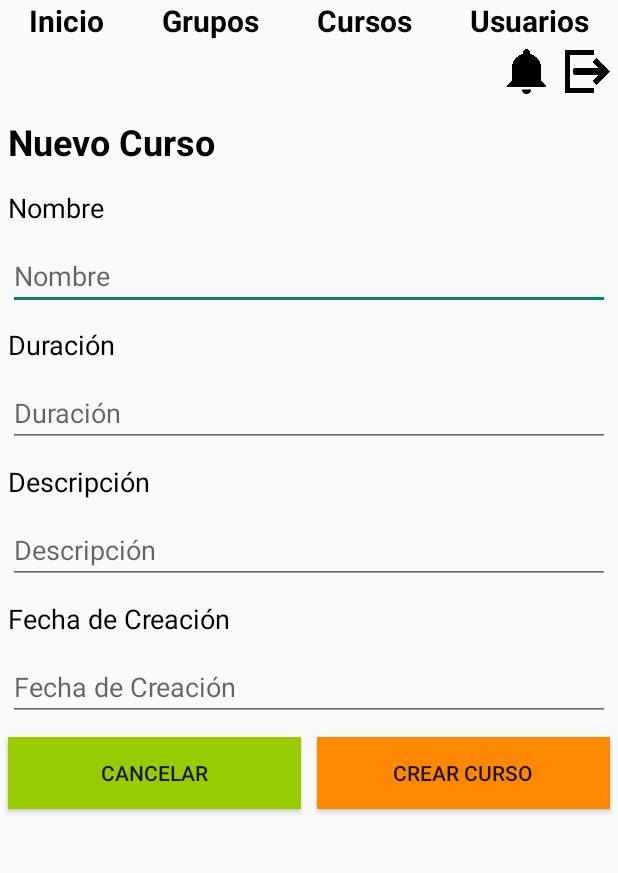
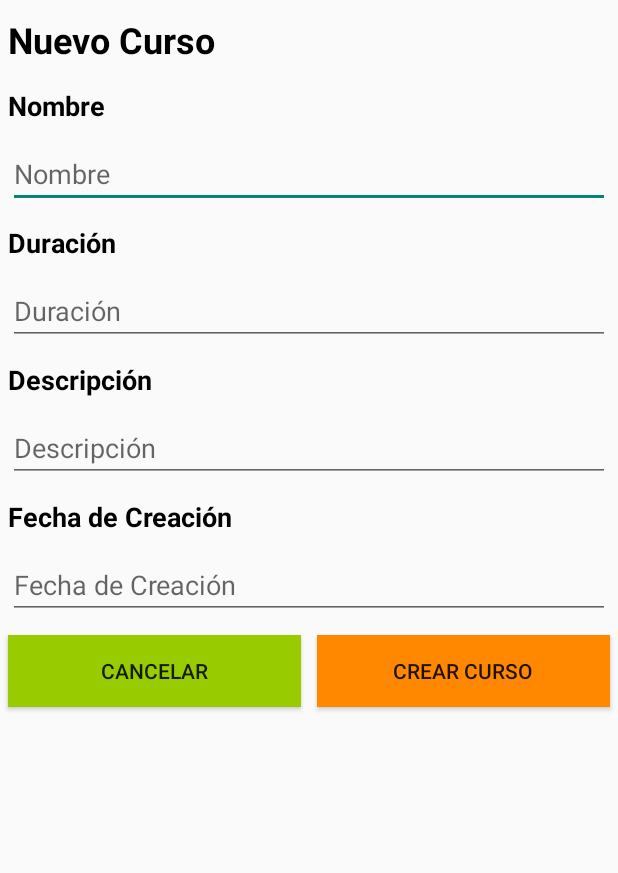
Before and after one commit to rafapaniagua/EquipoMoviles, an Android app: the AddCurso screen opened directly, with no data from a screen before it, on a phone screen of 412 x 824 dp, the part 85-958 px from its top. Run offline under Robolectric (Android 15) with nearby library versions, the phone set to English and light mode, and no system bars; 1 statement that could not run was skipped.

```diff
--- a/Capacitaciones/app/src/main/AndroidManifest.xml
+++ b/Capacitaciones/app/src/main/AndroidManifest.xml
@@ -9,7 +9,8 @@
         android:roundIcon="@mipmap/ic_launcher_round"
         android:supportsRtl="true"
         android:theme="@style/Theme.AppCompat.Light.NoActionBar">
-        <activity android:name=".ListClase"></activity>
+        <activity android:name=".DetalleCurso"></activity>
+        <activity android:name=".ListClase" />
         <activity android:name=".AddClase" />
         <activity android:name=".ListGrupo" />
         <activity android:name=".AddGrupo" />
--- a/Capacitaciones/app/src/main/res/layout/activity_add_clase.xml
+++ b/Capacitaciones/app/src/main/res/layout/activity_add_clase.xml
@@ -117,7 +117,7 @@
     </TableRow>
 
     <TextView
-        android:id="@+id/tv_titulo"
+        android:id="@+id/tv_curso_titulo"
         android:layout_width="match_parent"
         android:layout_height="wrap_content"
         android:layout_marginLeft="5dp"
@@ -235,7 +235,7 @@
                     android:text="@string/clase_btn_cancelar" />
 
                 <Button
-                    android:id="@+id/btn_agregar"
+                    android:id="@+id/btn_curso_agregar"
                     android:layout_width="match_parent"
                     android:layout_height="wrap_content"
                     android:layout_margin="5dp"
--- a/Capacitaciones/app/src/main/res/layout/activity_add_curso.xml
+++ b/Capacitaciones/app/src/main/res/layout/activity_add_curso.xml
@@ -41,83 +41,8 @@
             android:text="@string/menu_nombreU" />
     </TableRow>
 
-    <TableRow
-        android:id="@+id/tr_menu"
-        android:layout_width="match_parent"
-        android:layout_height="wrap_content"
-        android:orientation="horizontal">
-
-        <TextView
-            android:id="@+id/tv_inicio"
-            android:layout_width="wrap_content"
-            android:layout_height="wrap_content"
-            android:layout_weight="1"
-            android:gravity="center"
-            android:text="@string/menu_inicio"
-            android:textColor="@android:color/black"
-            android:textSize="20sp"
-            android:textStyle="bold" />
-
-        <TextView
-            android:id="@+id/tv_grupo"
-            android:layout_width="wrap_content"
-            android:layout_height="wrap_content"
-            android:layout_weight="1"
-            android:gravity="center"
-            android:text="@string/menu_grupo"
-            android:textColor="@android:color/black"
-            android:textSize="20sp"
-            android:textStyle="bold" />
-
-        <TextView
-            android:id="@+id/tv_curso"
-            android:layout_width="wrap_content"
-            android:layout_height="wrap_content"
-            android:layout_weight="1"
-            android:gravity="center"
-            android:text="@string/menu_curso"
-            android:textColor="@android:color/black"
-            android:textSize="20sp"
-            android:textStyle="bold" />
-
-        <TextView
-            android:id="@+id/tv_usuario"
-            android:layout_width="wrap_content"
-            android:layout_height="wrap_content"
-            android:layout_weight="1"
-            android:gravity="center"
-            android:text="@string/menu_usuario"
-            android:textColor="@android:color/black"
-            android:textSize="20sp"
-            android:textStyle="bold" />
-    </TableRow>
-
-    <TableRow
-        android:id="@+id/tr_notificaciones"
-        android:layout_width="match_parent"
-        android:layout_height="wrap_content"
-        android:gravity="right"
-        android:orientation="horizontal">
-
-        <ImageView
-            android:id="@+id/iv_notificacion"
-            android:layout_width="30dp"
-            android:layout_height="30dp"
-            android:layout_margin="5dp"
-            android:contentDescription="@string/vacio"
-            app:srcCompat="@drawable/icono_notificacion" />
-
-        <ImageView
-            android:id="@+id/iv_salir"
-            android:layout_width="30dp"
-            android:layout_height="30dp"
-            android:layout_margin="5dp"
-            android:contentDescription="@string/vacio"
-            app:srcCompat="@drawable/icono_salir" />
-    </TableRow>
-
     <TextView
-        android:id="@+id/tv_titulo"
+        android:id="@+id/tv_curso_titulo"
         android:layout_width="match_parent"
         android:layout_height="wrap_content"
         android:layout_marginLeft="5dp"
@@ -146,7 +71,8 @@
                 android:layout_margin="5dp"
                 android:text="@string/curso_nombre"
                 android:textColor="#000000"
-                android:textSize="18sp" />
+                android:textSize="18sp"
+                android:textStyle="bold" />
 
             <EditText
                 android:id="@+id/et_nombre"
@@ -166,7 +92,8 @@
                 android:layout_margin="5dp"
                 android:text="@string/curso_duracion"
                 android:textColor="#000000"
-                android:textSize="18sp" />
+                android:textSize="18sp"
+                android:textStyle="bold" />
 
             <EditText
                 android:id="@+id/et_duracion"
@@ -186,7 +113,8 @@
                 android:layout_margin="5dp"
                 android:text="@string/curso_descripcion"
                 android:textColor="#000000"
-                android:textSize="18sp" />
+                android:textSize="18sp"
+                android:textStyle="bold" />
 
             <EditText
                 android:id="@+id/et_descripcion"
@@ -206,7 +134,8 @@
                 android:layout_margin="5dp"
                 android:text="@string/curso_fecha"
                 android:textColor="#000000"
-                android:textSize="18sp" />
+                android:textSize="18sp"
+                android:textStyle="bold" />
 
             <EditText
                 android:id="@+id/et_fecha"
@@ -215,7 +144,7 @@
                 android:layout_margin="5dp"
                 android:ems="10"
                 android:hint="@string/curso_fecha"
-                android:inputType="date"
+                android:inputType="text"
                 android:textColor="#000000"
                 android:textSize="18sp" />
 
@@ -231,15 +160,17 @@
                     android:layout_margin="5dp"
                     android:layout_weight="1"
                     android:background="@android:color/holo_green_light"
+                    android:onClick="cancelar"
                     android:text="@string/curso_btn_cancelar" />
 
                 <Button
-                    android:id="@+id/btn_agregar"
+                    android:id="@+id/btn_curso_agregar"
                     android:layout_width="match_parent"
                     android:layout_height="wrap_content"
                     android:layout_margin="5dp"
                     android:layout_weight="1"
                     android:background="@android:color/holo_orange_dark"
+                    android:onClick="agregar"
                     android:text="@string/curso_btn_crear" />
             </TableRow>
         </LinearLayout>
--- a/Capacitaciones/app/src/main/res/layout/activity_add_grupo.xml
+++ b/Capacitaciones/app/src/main/res/layout/activity_add_grupo.xml
@@ -117,7 +117,7 @@
     </TableRow>
 
     <TextView
-        android:id="@+id/tv_titulo"
+        android:id="@+id/tv_curso_titulo"
         android:layout_width="match_parent"
         android:layout_height="wrap_content"
         android:layout_marginLeft="5dp"
@@ -296,7 +296,7 @@
                     android:text="@string/grupo_btn_cancelar" />
 
                 <Button
-                    android:id="@+id/btn_agregar"
+                    android:id="@+id/btn_curso_agregar"
                     android:layout_width="match_parent"
                     android:layout_height="wrap_content"
                     android:layout_margin="5dp"
--- a/Capacitaciones/app/src/main/res/layout/activity_list_clase.xml
+++ b/Capacitaciones/app/src/main/res/layout/activity_list_clase.xml
@@ -210,7 +210,7 @@
                     android:text="@string/clase_list_btnregresar" />
 
                 <Button
-                    android:id="@+id/btn_agregar"
+                    android:id="@+id/btn_curso_agregar"
                     android:layout_width="match_parent"
                     android:layout_height="wrap_content"
                     android:layout_margin="5dp"
--- a/Capacitaciones/app/src/main/res/layout/activity_list_grupo.xml
+++ b/Capacitaciones/app/src/main/res/layout/activity_list_grupo.xml
@@ -227,7 +227,7 @@
                     android:text="@string/grupo_list_btnregresar" />
 
                 <Button
-                    android:id="@+id/btn_agregar"
+                    android:id="@+id/btn_curso_agregar"
                     android:layout_width="match_parent"
                     android:layout_height="wrap_content"
                     android:layout_margin="5dp"
--- a/Capacitaciones/app/src/main/res/layout/activity_registro_usuarios.xml
+++ b/Capacitaciones/app/src/main/res/layout/activity_registro_usuarios.xml
@@ -131,7 +131,7 @@
                 android:text="@string/grupo_btn_cancelar" />
 
             <Button
-                android:id="@+id/btn_agregar"
+                android:id="@+id/btn_curso_agregar"
                 android:layout_width="match_parent"
                 android:layout_height="wrap_content"
                 android:layout_margin="5dp"
--- a/Capacitaciones/app/src/main/res/layout/list_item_clases.xml
+++ b/Capacitaciones/app/src/main/res/layout/list_item_clases.xml
@@ -47,7 +47,7 @@
             android:layout_weight="1">
 
             <ImageView
-                android:id="@+id/iv_ver"
+                android:id="@+id/iv_list_curso_ver"
                 android:layout_width="match_parent"
                 android:layout_height="wrap_content"
                 android:layout_weight="1"
@@ -55,7 +55,7 @@
                 app:srcCompat="@drawable/icono_ver" />
 
             <ImageView
-                android:id="@+id/iv_editar"
+                android:id="@+id/iv_list_curso_editar"
                 android:layout_width="match_parent"
                 android:layout_height="wrap_content"
                 android:layout_weight="1"
@@ -63,7 +63,7 @@
                 app:srcCompat="@drawable/icono_editar" />
 
             <ImageView
-                android:id="@+id/iv_eliminar"
+                android:id="@+id/iv_list_curso_eliminar"
                 android:layout_width="match_parent"
                 android:layout_height="wrap_content"
                 android:layout_weight="1"
--- a/Capacitaciones/app/src/main/res/layout/list_item_grupos.xml
+++ b/Capacitaciones/app/src/main/res/layout/list_item_grupos.xml
@@ -57,7 +57,7 @@
             android:layout_weight="1">
 
             <ImageView
-                android:id="@+id/iv_ver"
+                android:id="@+id/iv_list_curso_ver"
                 android:layout_width="match_parent"
                 android:layout_height="wrap_content"
                 android:layout_weight="1"
@@ -65,7 +65,7 @@
                 app:srcCompat="@drawable/icono_ver" />
 
             <ImageView
-                android:id="@+id/iv_editar"
+                android:id="@+id/iv_list_curso_editar"
                 android:layout_width="match_parent"
                 android:layout_height="wrap_content"
                 android:layout_weight="1"
@@ -73,7 +73,7 @@
                 app:srcCompat="@drawable/icono_editar" />
 
             <ImageView
-                android:id="@+id/iv_eliminar"
+                android:id="@+id/iv_list_curso_eliminar"
                 android:layout_width="match_parent"
                 android:layout_height="wrap_content"
                 android:layout_weight="1"
--- a/Capacitaciones/app/src/main/res/values/strings.xml
+++ b/Capacitaciones/app/src/main/res/values/strings.xml
@@ -89,4 +89,5 @@
     <string name="inicio_list_clase_hora">Hora</string>
     <string name="inicio_list_clase_status">Status</string>
     <string name="inicio_list_clase_btnvermas">Ver Mas</string>
+
 </resources>
```
Also changed, not shown: Capacitaciones/app/src/main/java/com/example/capacitaciones/AdapterCursos.java (+57 -7 lines), Capacitaciones/app/src/main/java/com/example/capacitaciones/AddCurso.java (+110 -0 lines), Capacitaciones/app/src/main/java/com/example/capacitaciones/DetalleCurso.java (added, +59 -0 lines), Capacitaciones/app/src/main/java/com/example/capacitaciones/Inicio.java (+31 -9 lines), Capacitaciones/app/src/main/java/com/example/capacitaciones/ListCurso.java (+123 -13 lines), Capacitaciones/app/src/main/java/com/example/capacitaciones/ListGrupo.java (+7 -1 lines), Capacitaciones/app/src/main/java/com/example/capacitaciones/Modelos/Cursos.java (added, +53 -0 lines), Capacitaciones/app/src/main/res/layout/activity_detalle_curso.xml (added, +90 -0 lines), Capacitaciones/app/src/main/res/layout/activity_list_curso.xml (+9 -1 lines), Capacitaciones/app/src/main/res/layout/list_item_cursos.xml (+5 -4 lines).
